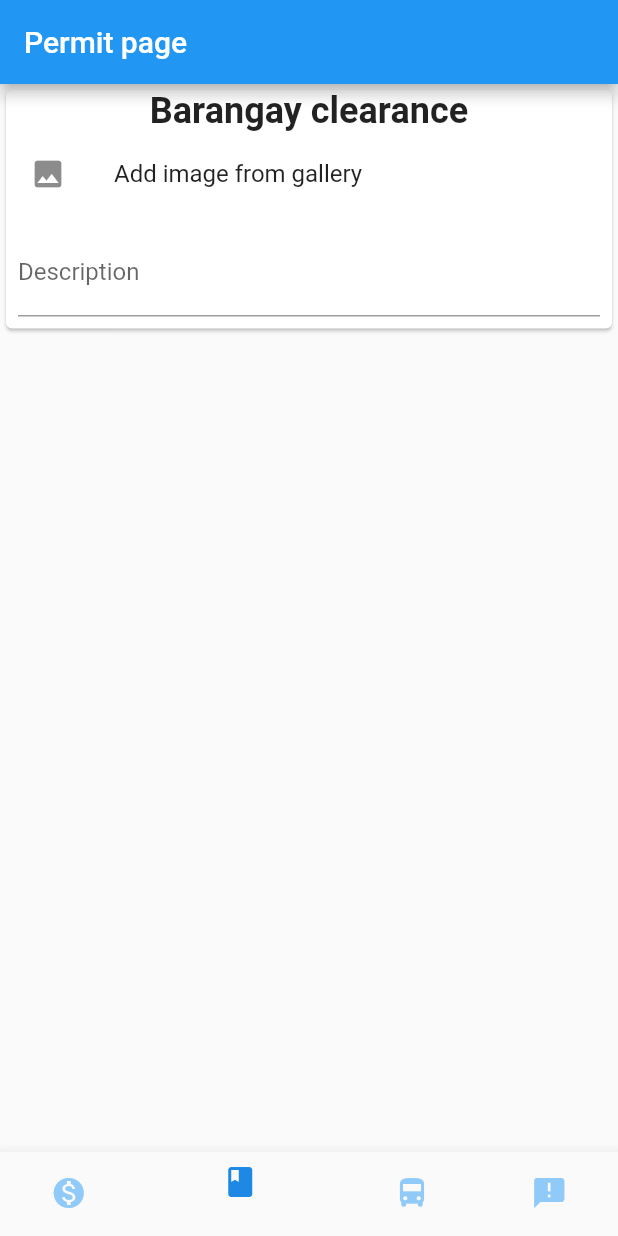
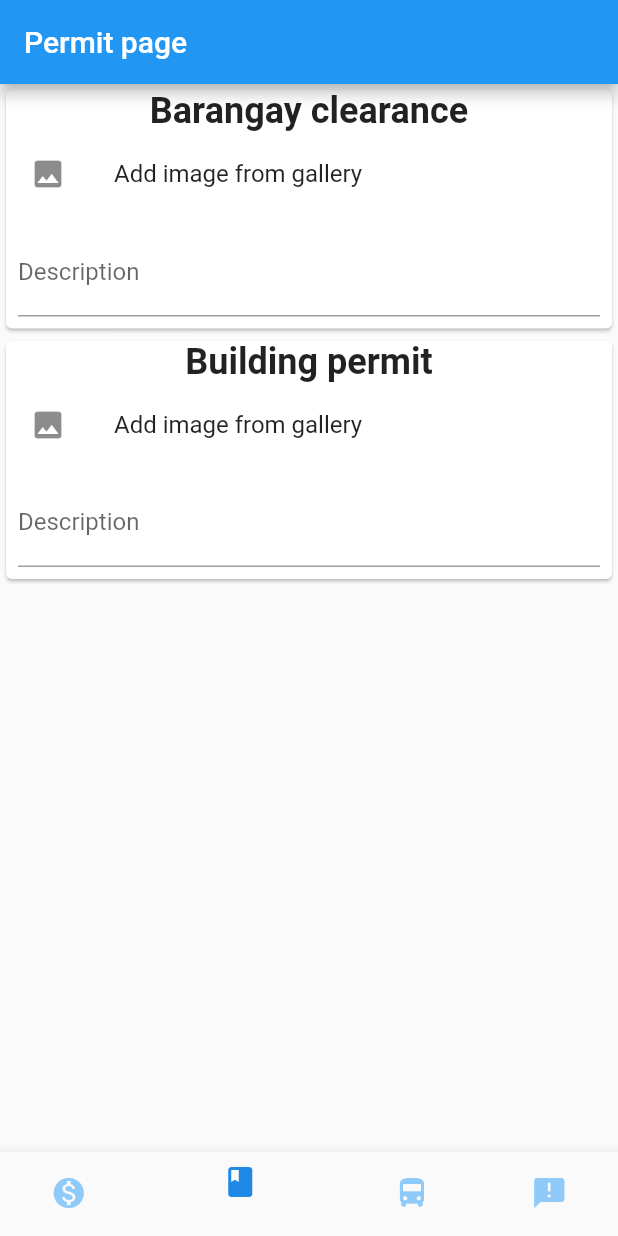
Before and after one commit to adriane-macer/gov_mobile_app, a Flutter app: the screen it shows after launch, item 2 of the bottom bar chosen, on a phone screen of 412 x 824 dp. Run offline on Flutter 3.47's test engine with Material 2 defaults, Android fonts, the phone set to English and light mode, and no system bars; drawn by our look-alikes of flutter_form_builder; our stand-ins replace bloc, data_connection_checker, equatable, flutter_bloc, get_it, image_picker; statements that could not run were skipped.

Commit message:
Made the permit screen scrollable. Added Building permit form.

```diff
--- a/lib/pages/permit_page.dart
+++ b/lib/pages/permit_page.dart
@@ -11,6 +11,7 @@ class PermitPage extends StatefulWidget {
 
 class _PermitPageState extends State<PermitPage> {
   File _image1;
+  File _image2;
 
   @override
   Widget build(BuildContext context) {
@@ -18,7 +19,8 @@ class _PermitPageState extends State<PermitPage> {
       appBar: AppBar(
         title: Text("Permit page"),
       ),
-      body: Column(
+      body: SingleChildScrollView(
+        child: Column(
           children: <Widget>[
             Card(
               child: Container(
@@ -67,7 +69,55 @@ class _PermitPageState extends State<PermitPage> {
                 ),
               ),
             ),
+            Card(
+              child: Container(
+                child: Column(
+                  children: <Widget>[
+                    Text(
+                      "Building permit",
+                      style: TextStyle(fontSize: 24, fontWeight: FontWeight.bold),
+                    ),
+                    (_image2 == null)
+                        ? InkWell(
+                      onTap: () async {
+                        final result = await Navigator.push(
+                          context,
+                          MaterialPageRoute(
+                            builder: (context) => ImageUploadForm(),
+                          ),
+                        );
+                        print(result);
+                        if (result != null ) {
+                          setState(() {
+                            _image2 = result;
+                          });
+                        }
+                      },
+                      child: ListTile(
+                        leading: Icon(Icons.image),
+                        title: Text("Add image from gallery"),
+                      ),
+                    )
+                        : Image.file(
+                      _image2,
+                      fit: BoxFit.contain,
+                    ),
+                    Padding(
+                      padding: const EdgeInsets.all(8.0),
+                      child: FormBuilder(
+                          child: FormBuilderTextField(
+                            attribute: "First name",
+                            decoration: InputDecoration(labelText: "Description"),
+//                onChanged: (_){},
+                            validators: [],
+                          )),
+                    )
                   ],
+                ),
+              ),
+            ),
+          ],
+        ),
       ),
     );
   }
```
Lines whose indentation alone changed are shown as unchanged.
